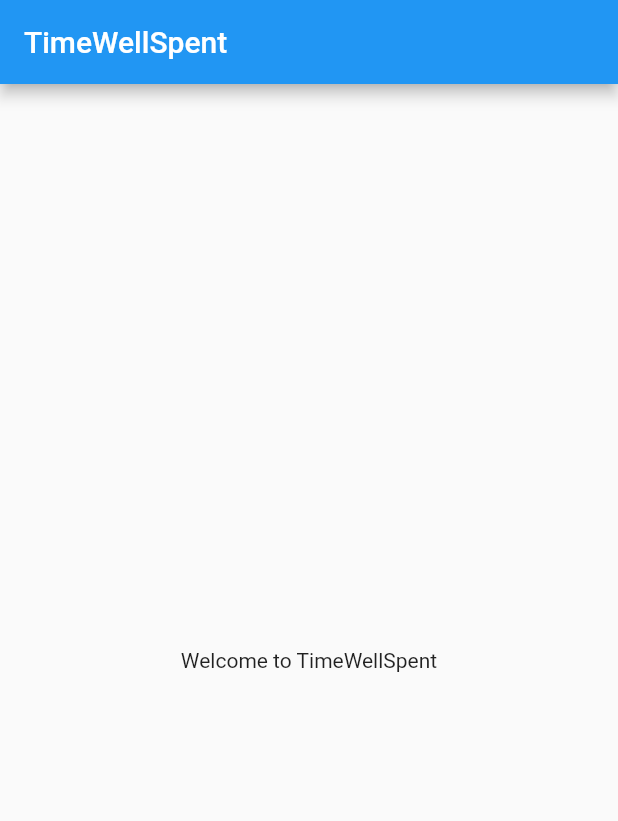
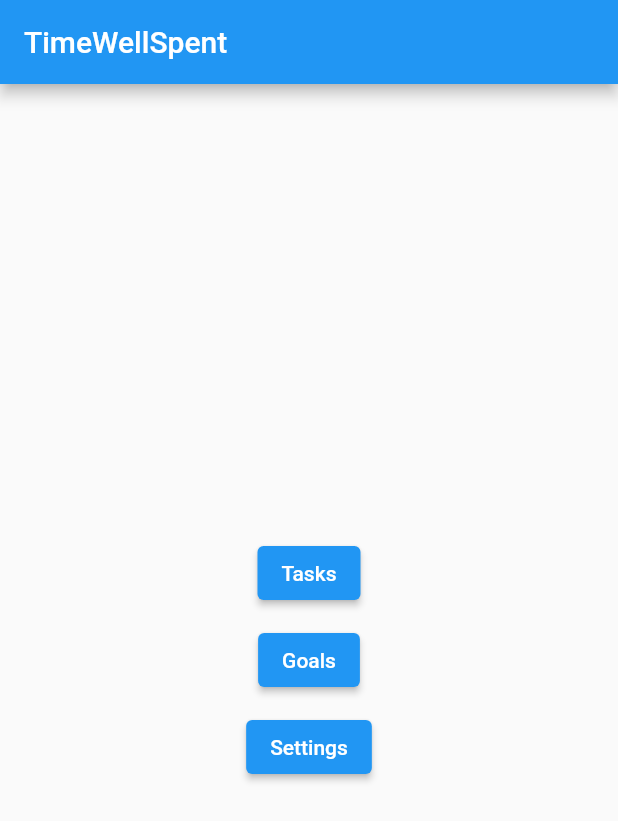
Before and after one commit to cosmin-oros/TimeWellSpent, a Flutter app: the screen it shows after launch, on a phone screen of 412 x 824 dp. Shown: the top 821 px of the screen. Run offline on Flutter 3.47's test engine with Material 2 defaults, Android fonts, the phone set to English and light mode, and no system bars.

Commit message:
navigation and structure

```diff
--- a/lib/main.dart
+++ b/lib/main.dart
@@ -1,4 +1,8 @@
 import 'package:flutter/material.dart';
+import 'package:time_well_spent/settings_page.dart';
+import 'package:time_well_spent/task_page.dart';
+
+import 'goals_page.dart';
 
 void main() {
   runApp(const TimeWellSpent());
@@ -9,9 +13,14 @@ class TimeWellSpent extends StatelessWidget {
 
   @override
   Widget build(BuildContext context) {
-    return const MaterialApp(
+    return MaterialApp(
       title: 'TimeWellSpent',
-      home: HomePage(),
+      home: const HomePage(),
+      routes: {
+        '/task': (context) => const TaskPage(),
+        '/goals': (context) => const GoalsPage(),
+        '/settings': (context) => const SettingsPage(),
+      },
     );
   }
 }
@@ -25,8 +34,32 @@ class HomePage extends StatelessWidget {
       appBar: AppBar(
         title: const Text('TimeWellSpent'),
       ),
-      body: const Center(
-        child: Text('Welcome to TimeWellSpent'),
+      body: Center(
+        child: Column(
+          mainAxisAlignment: MainAxisAlignment.center,
+          children: <Widget>[
+            ElevatedButton(
+              child: const Text('Tasks'),
+              onPressed: () {
+                Navigator.pushNamed(context, '/task');
+              },
+            ),
+            const SizedBox(height: 10),
+            ElevatedButton(
+              child: const Text('Goals'),
+              onPressed: () {
+                Navigator.pushNamed(context, '/goals');
+              },
+            ),
+            const SizedBox(height: 10),
+            ElevatedButton(
+              child: const Text('Settings'),
+              onPressed: () {
+                Navigator.pushNamed(context, '/settings');
+              },
+            ),
+          ],
+        ),
       ),
     );
   }
```
Also changed, not shown: lib/goals_page.dart (added, +17 -0 lines), lib/settings_page.dart (added, +17 -0 lines), lib/task_page.dart (added, +17 -0 lines).
